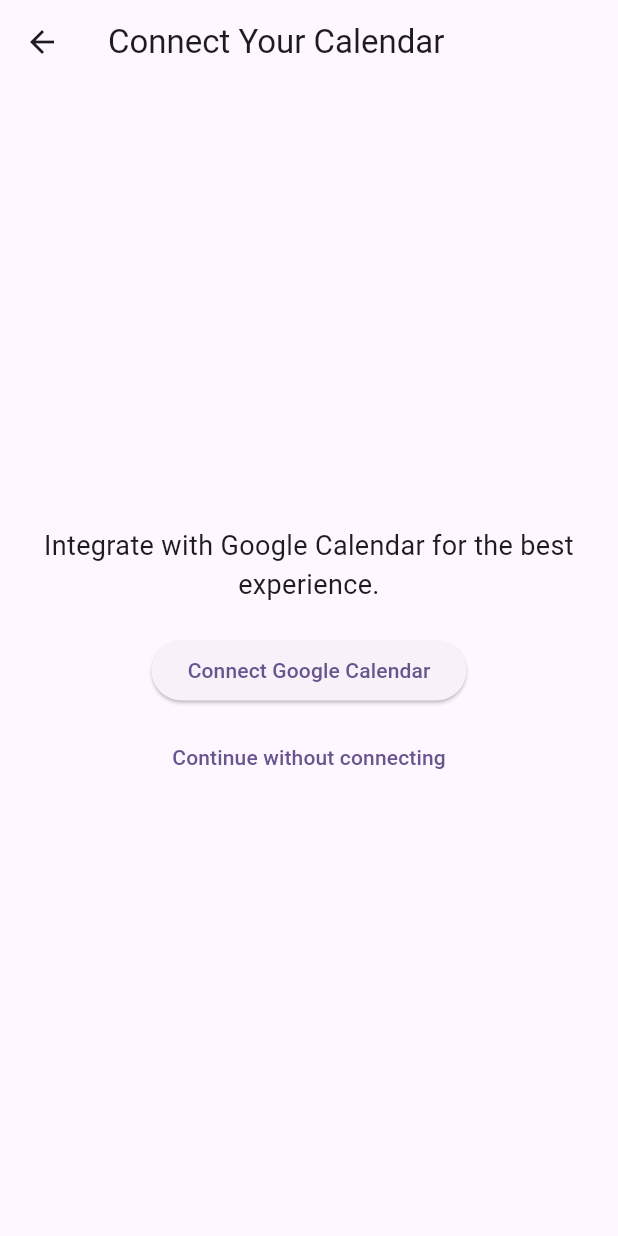
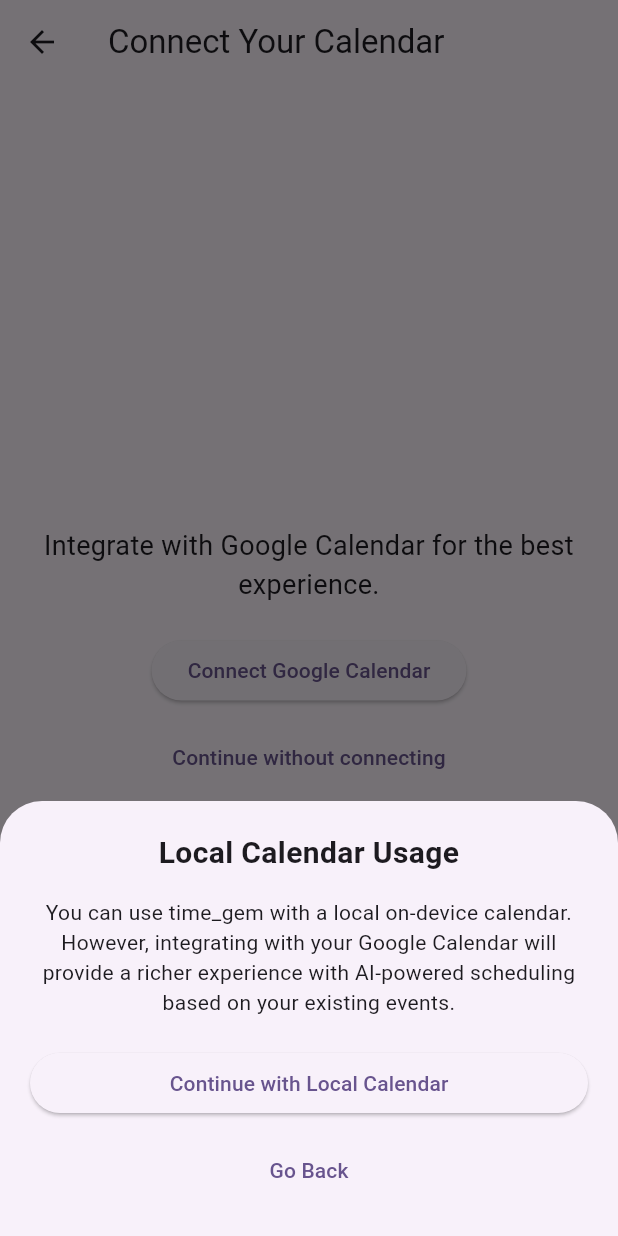
Before and after one commit to alfredobs97/time_gem, a Flutter app: the CalendarIntegrationScreen screen opened directly, after a tap on "Continue without connecting", on a phone screen of 412 x 824 dp. Run offline on Flutter 3.47's test engine with Material 3 defaults, Android fonts, the phone set to English and light mode, and no system bars.

Commit message:
feat(onboarding): Implement CalendarIntegrationScreen with modal bottom sheet warning

```diff
--- a/lib/calendar_integration_screen.dart
+++ b/lib/calendar_integration_screen.dart
@@ -1,7 +1,61 @@
 import 'package:flutter/material.dart';
+import 'package:time_gem/main_app_screen.dart';
 
 class CalendarIntegrationScreen extends StatelessWidget {
   const CalendarIntegrationScreen({super.key});
+
+  void _showLocalCalendarWarning(BuildContext context) {
+    showModalBottomSheet(
+      context: context,
+      builder: (BuildContext context) {
+        return Container(
+          padding: const EdgeInsets.all(20.0),
+          child: Column(
+            mainAxisSize: MainAxisSize.min,
+            children: <Widget>[
+              const Text(
+                'Local Calendar Usage',
+                style: TextStyle(fontSize: 20, fontWeight: FontWeight.bold),
+                textAlign: TextAlign.center,
+              ),
+              const SizedBox(height: 15),
+              const Text(
+                'You can use time_gem with a local on-device calendar. ' +
+                'However, integrating with your Google Calendar will provide a richer ' +
+                'experience with AI-powered scheduling based on your existing events.',
+                textAlign: TextAlign.center,
+              ),
+              const SizedBox(height: 20),
+              SizedBox(
+                width: double.infinity,
+                child: ElevatedButton(
+                  onPressed: () {
+                    Navigator.of(context).pop(); // Dismiss bottom sheet
+                    Navigator.of(context).pushReplacement(
+                      MaterialPageRoute(
+                        builder: (context) => const MainAppScreen(),
+                      ),
+                    ); // Navigate to main app
+                  },
+                  child: const Text('Continue with Local Calendar'),
+                ),
+              ),
+              const SizedBox(height: 10),
+              SizedBox(
+                width: double.infinity,
+                child: TextButton(
+                  onPressed: () {
+                    Navigator.of(context).pop(); // Dismiss bottom sheet
+                  },
+                  child: const Text('Go Back'),
+                ),
+              ),
+            ],
+          ),
+        );
+      },
+    );
+  }
 
   @override
   Widget build(BuildContext context) {
@@ -29,8 +83,7 @@
             const SizedBox(height: 10),
             TextButton(
               onPressed: () {
-                // TODO: Implement navigation to main app with local calendar
-                print('Continue without connecting');
+                _showLocalCalendarWarning(context);
               },
               child: const Text('Continue without connecting'),
             ),
```
Also changed, not shown: lib/main_app_screen.dart (added, +17 -0 lines), 1 other file.
